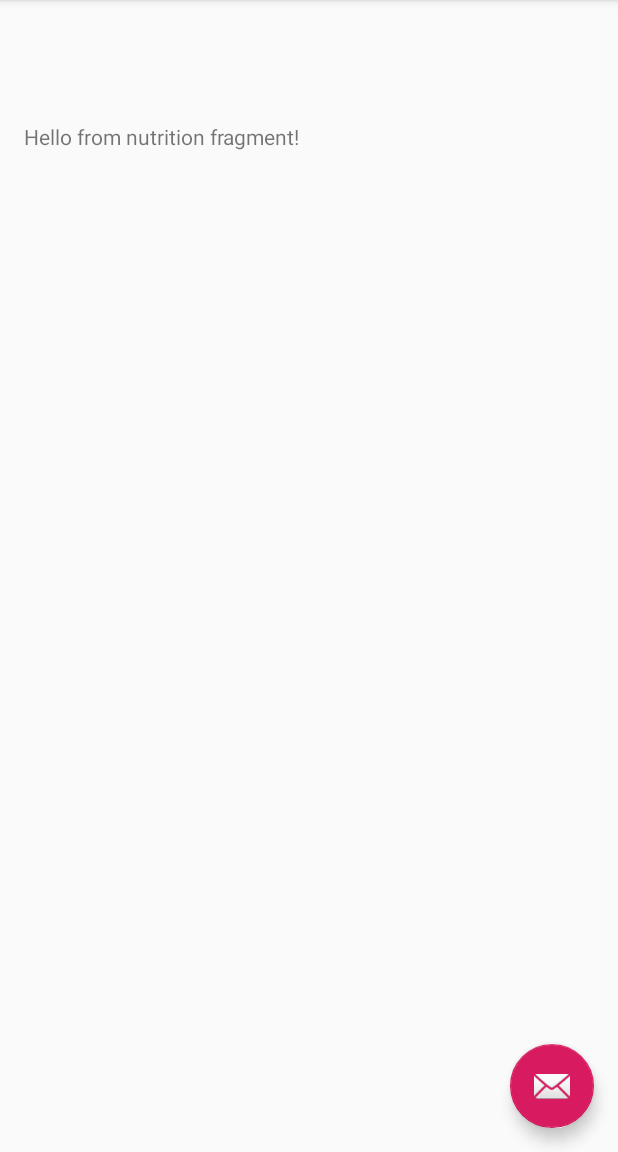
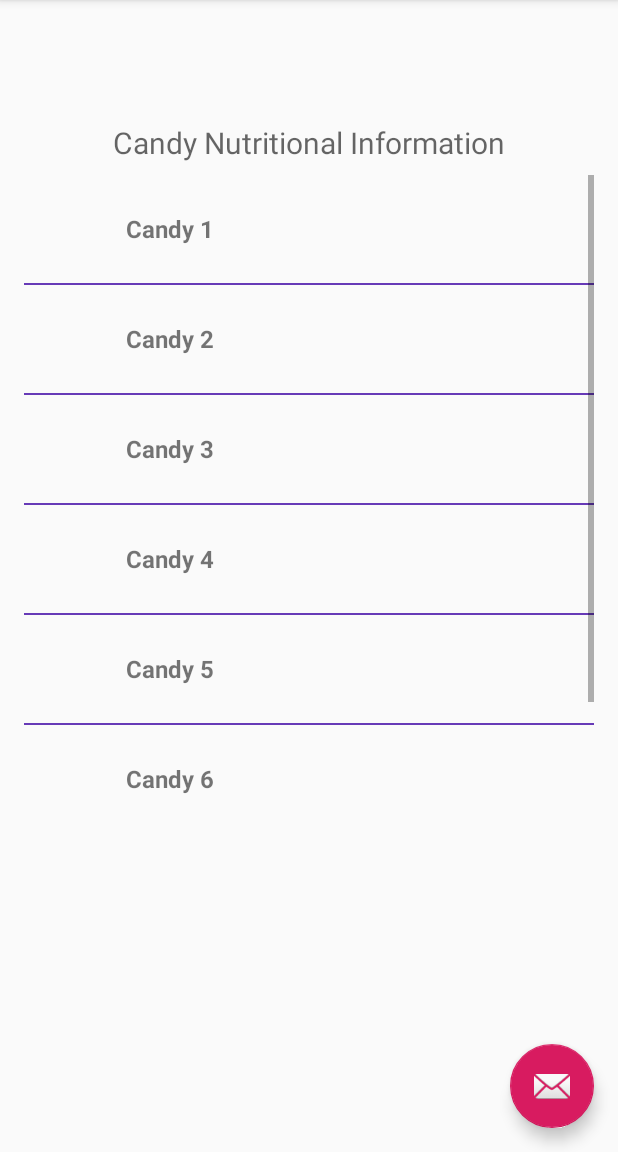
Before and after one commit to pawslaw/MAD305-Android-Project, an Android app: the screen it shows after launch (MainActivity), in the side drawer, after a tap on "Nutrition Facts", on a phone screen of 412 x 824 dp, the part 84-1236 px from its top. Run offline under Robolectric (Android 15) with nearby library versions, the phone set to English and light mode, and no system bars.

Commit message:
Added a listview
Added a listview for the purpose of displaying a nutritional based information

```diff
--- /dev/null
+++ b/app/src/main/java/ca/stclaircollege/crazycandy/Nutrition.java
@@ -0,0 +1,41 @@
+package ca.stclaircollege.crazycandy;
+
+/**
+ * Created by web on 16-11-16.
+ */
+public class Nutrition {
+    private String itemname;
+    private String calories;
+    private String sugar;
+
+    public String getItemname() {
+        return itemname;
+    }
+
+    public void setItemname(String itemname) {
+        this.itemname = itemname;
+    }
+
+    public String getCalories() {
+        return calories;
+    }
+
+    public void setCalories(String calories) {
+        this.calories = calories;
+    }
+
+    public String getSugar() {
+        return sugar;
+    }
+
+    public void setSugar(String sugar) {
+        this.sugar = sugar;
+    }
+
+    public Nutrition(String itemname, String calories, String sugar) {
+
+        this.itemname = itemname;
+        this.calories = calories;
+        this.sugar = sugar;
+    }
+}
--- a/app/src/main/java/ca/stclaircollege/crazycandy/NutritionFragment.java
+++ b/app/src/main/java/ca/stclaircollege/crazycandy/NutritionFragment.java
@@ -7,6 +7,14 @@ import android.support.v4.app.Fragment;
 import android.view.LayoutInflater;
 import android.view.View;
 import android.view.ViewGroup;
+import android.widget.Adapter;
+import android.widget.AdapterView;
+import android.widget.ArrayAdapter;
+import android.widget.ExpandableListView;
+import android.widget.ListView;
+import android.widget.TextView;
+
+import java.util.ArrayList;
 
 
 /**
@@ -60,11 +68,64 @@ public class NutritionFragment extends Fragment {
         }
     }
 
+    TextView CaloriesTetView;
+    TextView SugarTextView;
+    ListView list;
+
     @Override
     public View onCreateView(LayoutInflater inflater, ViewGroup container,
                              Bundle savedInstanceState) {
         // Inflate the layout for this fragment
-        return inflater.inflate(R.layout.fragment_nutrition, container, false);
+        View view = inflater.inflate(R.layout.fragment_nutrition, container, false);
+
+        CaloriesTetView = (TextView) view.findViewById(R.id.calories);
+        SugarTextView = (TextView) view.findViewById(R.id.sugar);
+        list = (ListView) view.findViewById(R.id.candyList);
+
+        ArrayList<Nutrition> dataTypeList = new ArrayList<Nutrition>();
+        //dataTypeList.add(new Cast("", "", ""));
+
+        dataTypeList.add(new Nutrition("Candy 1", "2 Calories", "3g Sugar"));
+        dataTypeList.add(new Nutrition("Candy 2", "1 Calories", "4g Sugar"));
+        dataTypeList.add(new Nutrition("Candy 3", "44 Calories", "5g Sugar"));
+        dataTypeList.add(new Nutrition("Candy 4", "44 Calories", "5g Sugar"));
+        dataTypeList.add(new Nutrition("Candy 5", "44 Calories", "5g Sugar"));
+        dataTypeList.add(new Nutrition("Candy 6", "44 Calories", "5g Sugar"));
+        dataTypeList.add(new Nutrition("Candy 7", "44 Calories", "5g Sugar"));
+
+        CustomAdapter adapter = new CustomAdapter(getContext(), dataTypeList);
+        //ArrayAdapter adapter = new ArrayAdapter(getContext(), android.R.layout.simple_list_item_1, dataTypeList);
+        list.setOnItemClickListener(new AdapterView.OnItemClickListener() {
+            @Override
+            public void onItemClick(AdapterView<?> parent, View view, int position, long id) {
+                Nutrition item = (Nutrition) list.getItemAtPosition(position);
+                CaloriesTetView.setText(item.getCalories());
+                SugarTextView.setText(item.getSugar());
+            }
+        });
+        list.setAdapter(adapter);
+
+        return view;
+    }
+
+    public class CustomAdapter extends ArrayAdapter<Nutrition> {
+
+        public CustomAdapter(Context context, ArrayList<Nutrition> items) {
+            super(context, 0, items);
+        }
+        public View getView(int position, View convertView, ViewGroup parent) {
+
+            Nutrition item = getItem(position);
+
+            if (convertView == null) {
+                convertView = LayoutInflater.from(getContext()).inflate(R.layout.nutrition_view, parent, false);
+            }
+            TextView candyName = (TextView) convertView.findViewById(R.id.CandyName);
+            candyName.setText(item.getItemname());
+
+
+            return convertView;
+        }
     }
 
     // TODO: Rename method, update argument and hook method into UI event
--- a/app/src/main/res/layout/fragment_nutrition.xml
+++ b/app/src/main/res/layout/fragment_nutrition.xml
@@ -1,13 +1,64 @@
-<FrameLayout xmlns:android="http://schemas.android.com/apk/res/android"
+<LinearLayout xmlns:android="http://schemas.android.com/apk/res/android"
     xmlns:tools="http://schemas.android.com/tools"
     android:layout_width="match_parent"
     android:layout_height="match_parent"
-    tools:context="ca.stclaircollege.crazycandy.NutritionFragment">
+    tools:context="ca.stclaircollege.crazycandy.NutritionFragment"
+    android:orientation="vertical">
 
     <!-- TODO: Update blank fragment layout -->
     <TextView
+        android:layout_width="wrap_content"
+        android:layout_height="wrap_content"
+        android:textAppearance="?android:attr/textAppearanceMedium"
+        android:text="Candy Nutritional Information"
+        android:layout_gravity="center_horizontal"
+        android:textSize="20dp"
+        android:layout_marginBottom="8dp" />
+
+    <ListView
         android:layout_width="match_parent"
         android:layout_height="match_parent"
-        android:text="Hello from nutrition fragment!" />
+        android:id="@+id/candyList"
+        android:layout_weight="1"
+        android:divider="@color/colorPrimary"
+        android:dividerHeight="1dp"
+        android:layout_marginBottom="2dp">
 
-</FrameLayout>
+    </ListView>
+
+    <Space
+        android:layout_width="fill_parent"
+        android:layout_height="1dp"
+        android:background="@color/colorPrimary"
+        android:layout_marginBottom="4dp"
+        android:layout_marginTop="4dp"
+        android:minHeight="1dp"
+        android:padding="4dp" />
+
+    <ScrollView
+        android:layout_width="match_parent"
+        android:layout_height="match_parent"
+        android:layout_weight="2">
+
+        <LinearLayout
+            android:orientation="vertical"
+            android:layout_width="match_parent"
+            android:layout_height="match_parent">
+
+            <TextView
+                android:layout_width="match_parent"
+                android:layout_height="match_parent"
+                android:id="@+id/calories"
+                android:textSize="18sp"
+                android:padding="2dp"/>
+
+            <TextView
+                android:layout_width="match_parent"
+                android:layout_height="match_parent"
+                android:id="@+id/sugar"
+                android:textSize="18sp"
+                android:padding="2dp" />
+        </LinearLayout>
+    </ScrollView>
+
+</LinearLayout>
--- /dev/null
+++ b/app/src/main/res/layout/nutrition_view.xml
@@ -0,0 +1,30 @@
+<?xml version="1.0" encoding="utf-8"?>
+<LinearLayout xmlns:android="http://schemas.android.com/apk/res/android"
+    android:orientation="horizontal" android:layout_width="fill_parent"
+    android:layout_height="wrap_content"
+    android:paddingTop="4dp"
+    android:paddingRight="4dp"
+    android:baselineAligned="false"
+    android:clickable="false"
+    android:minHeight="40dp"
+    android:gravity="center_vertical"
+    android:paddingLeft="4dp"
+    android:paddingBottom="4dp"
+    android:divider="@color/accent_material_light"
+    android:dividerPadding="4dp">
+
+    <ImageView
+        android:layout_width="64dp"
+        android:layout_height="64dp"
+        android:id="@+id/nutritionImage"
+        android:padding="4dp" />
+
+    <TextView
+        android:layout_width="wrap_content"
+        android:layout_height="wrap_content"
+        android:id="@+id/CandyName"
+        android:text="%CANDY_NAME%"
+        android:textStyle="bold"
+        android:textSize="16dp" />
+
+</LinearLayout>
```
